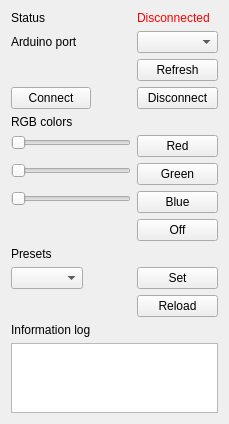
Old version of the form qt/RGBController/controllerwindow.ui in the repository daniel-Jones/RGB-Controller.
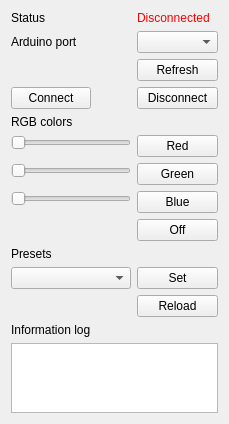
New version of the form.

What changed in the file:
```diff
--- a/qt/RGBController/controllerwindow.ui
+++ b/qt/RGBController/controllerwindow.ui
@@ -196,7 +196,14 @@
      </widget>
     </item>
     <item row="10" column="0">
-     <widget class="QComboBox" name="presets_dropdown"/>
+     <widget class="QComboBox" name="presets_dropdown">
+      <property name="minimumSize">
+       <size>
+        <width>120</width>
+        <height>0</height>
+       </size>
+      </property>
+     </widget>
     </item>
     <item row="13" column="0" colspan="2">
      <widget class="QTextEdit" name="info_log_textarea"/>
```
Left out of the diff: 3 changed lines with no effect on the pictures.
